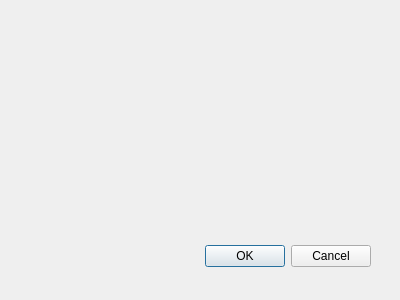
Old version of the form removeprogrammerdialog.ui in the repository DORB/Verkur3GUI.
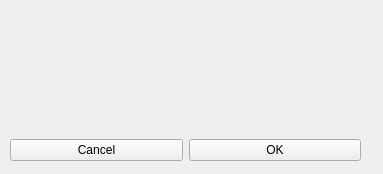
New version of the form.

Commit message: Remove Programmer

The edit to the form file:
```diff
--- a/removeprogrammerdialog.ui
+++ b/removeprogrammerdialog.ui
@@ -8,8 +8,8 @@
    <rect>
     <x>0</x>
     <y>0</y>
-    <width>400</width>
-    <height>300</height>
+    <width>383</width>
+    <height>174</height>
    </rect>
   </property>
   <property name="windowTitle">
@@ -31,6 +31,69 @@
     <set>QDialogButtonBox::Cancel|QDialogButtonBox::Ok</set>
    </property>
   </widget>
+  <widget class="QWidget" name="verticalLayoutWidget">
+   <property name="geometry">
+    <rect>
+     <x>10</x>
+     <y>10</y>
+     <width>351</width>
+     <height>151</height>
+    </rect>
+   </property>
+   <layout class="QVBoxLayout" name="verticalLayout">
+    <item>
+     <spacer name="verticalSpacer">
+      <property name="orientation">
+       <enum>Qt::Vertical</enum>
+      </property>
+      <property name="sizeHint" stdset="0">
+       <size>
+        <width>20</width>
+        <height>40</height>
+       </size>
+      </property>
+     </spacer>
+    </item>
+    <item>
+     <widget class="QLabel" name="label_remove_programmer_msg">
+      <property name="text">
+       <string/>
+      </property>
+     </widget>
+    </item>
+    <item>
+     <spacer name="verticalSpacer_2">
+      <property name="orientation">
+       <enum>Qt::Vertical</enum>
+      </property>
+      <property name="sizeHint" stdset="0">
+       <size>
+        <width>20</width>
+        <height>40</height>
+       </size>
+      </property>
+     </spacer>
+    </item>
+    <item>
+     <layout class="QHBoxLayout" name="horizontalLayout">
+      <item>
+       <widget class="QPushButton" name="button_remove_programmer_cancel">
+        <property name="text">
+         <string>Cancel</string>
+        </property>
+       </widget>
+      </item>
+      <item>
+       <widget class="QPushButton" name="button_remove_programmer_ok">
+        <property name="text">
+         <string>OK</string>
+        </property>
+       </widget>
+      </item>
+     </layout>
+    </item>
+   </layout>
+  </widget>
  </widget>
  <pixmapfunction/>
  <resources/>
```
Left out of the diff: 5 changed lines with no effect on the pictures. The commit also changes 7 other files.
